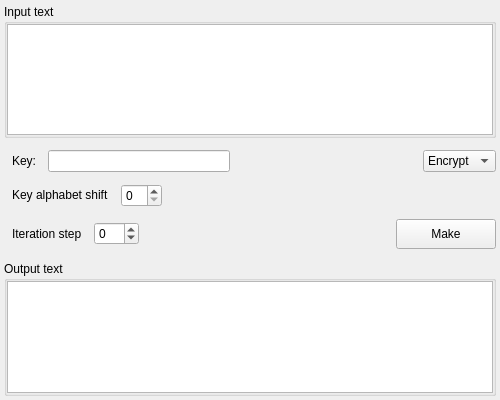
Before: the Qt Designer form src/gui/symmetric/alberti_disc/alberti_disc.ui in vasilypht/crypto-methods, drawn with Qt 5.
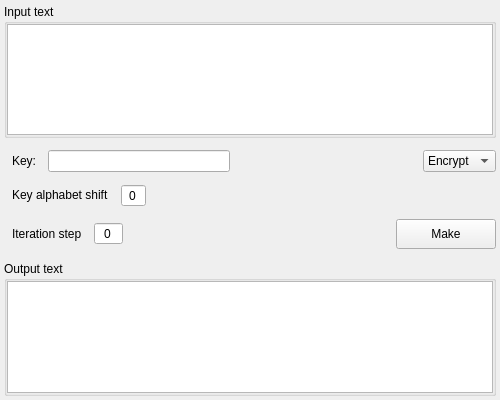
After: the same form once the commit is applied.

The edit to the form file:
```diff
--- a/src/gui/symmetric/alberti_disc/alberti_disc.ui
+++ b/src/gui/symmetric/alberti_disc/alberti_disc.ui
@@ -137,7 +137,14 @@
       </widget>
      </item>
      <item>
-      <widget class="QSpinBox" name="spin_box_key_alphabet_shift"/>
+      <widget class="QSpinBox" name="spin_box_key_alphabet_shift">
+       <property name="alignment">
+        <set>Qt::AlignCenter</set>
+       </property>
+       <property name="buttonSymbols">
+        <enum>QAbstractSpinBox::NoButtons</enum>
+       </property>
+      </widget>
      </item>
      <item>
       <spacer name="horizontal_spacer_2">
@@ -177,6 +184,12 @@
      </item>
      <item>
       <widget class="QSpinBox" name="spin_box_iteration_step">
+       <property name="alignment">
+        <set>Qt::AlignCenter</set>
+       </property>
+       <property name="buttonSymbols">
+        <enum>QAbstractSpinBox::NoButtons</enum>
+       </property>
        <property name="minimum">
         <number>-99</number>
        </property>
```
